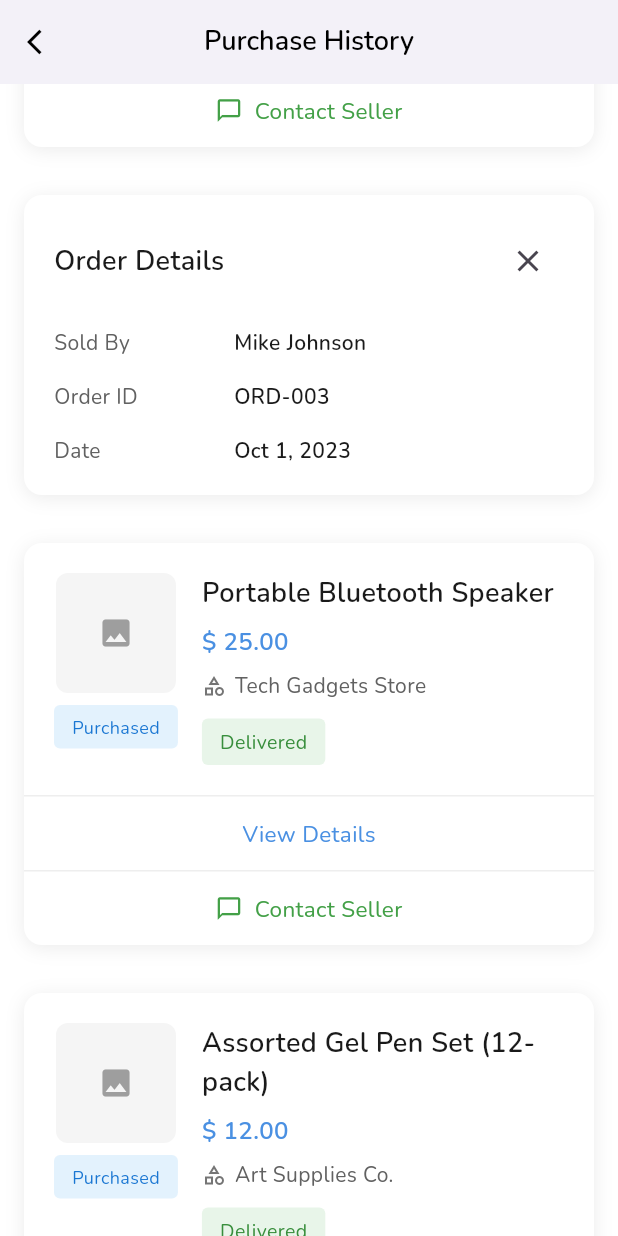
After one commit to Sahil-Bishnoi107/CampusExchange, a Flutter app: the TranscationHistoryPage screen opened directly, scrolled down 576 dp, after a tap on "View Details", on a phone screen of 412 x 824 dp. The commit adds this screen. Run offline on Flutter 3.47's test engine with Material 3 defaults, Android fonts, the phone set to English and light mode, and no system bars; our stand-ins replace cached_network_image, flutter_svg, hive, hive_flutter, icons_plus, image_picker and 1 more; missing offline and left inert: cloudinary_public, razorpay_flutter; accounts and stored records are empty; network calls fail.

Commit message:
transaction ui added

```diff
--- a/lib/Models/ProductModel.dart
+++ b/lib/Models/ProductModel.dart
@@ -13,6 +13,7 @@ class ProductItem {
   final condition;
   final double rating;
   bool paid;
+  final date;
 
   ProductItem({
     required this.userId,
@@ -28,7 +29,8 @@ class ProductItem {
     required this.userImageUrl,
     required this.userName,
     required this.rating,
-    required this.paid
+    required this.paid,
+    required this.date
   });
   factory ProductItem.fromJson(Map<String,dynamic> mp){
 
@@ -40,13 +42,14 @@ class ProductItem {
     String category = mp['category'] ?? "None";
     final userid = mp['userid'] ?? "userid";
     final itemid = mp['itemid'] ?? "itemid";
-    final posteddate = "5 September 2025";
+    final posteddate = mp['created_at'] ?? DateTime.now();
     final username = "Sahil Bishnoi";
     final userimageurl = 'https://images.unsplash.com/photo-1507003211169-0a1dd7228f2d?w=150&h=150&fit=crop&crop=face';
     final codition = "new";
-    final paid = false;
+    final paid = mp['paid'];
+    final date = mp['purchased_at'] ?? DateTime.now();
 
     final double rating = mp['total_stars'] == null ? 1 : mp['stars_given']/(mp['total_stars']/5) ;
-    return ProductItem(imageUrl: imageurl, title: title, price: price,description: description,address: address,category: category,userId: userid,itemid: itemid,postedDate: posteddate,condition: codition,userImageUrl: userimageurl,userName: username,rating: rating,paid: paid);
+    return ProductItem(imageUrl: imageurl, title: title, price: price,description: description,address: address,category: category,userId: userid,itemid: itemid,postedDate: posteddate,condition: codition,userImageUrl: userimageurl,userName: username,rating: rating,paid: paid,date: date);
   }
 }
--- a/lib/providers/MyItemsProvider.dart
+++ b/lib/providers/MyItemsProvider.dart
@@ -12,6 +12,8 @@ class Myitemsprovider extends ChangeNotifier {
    List<ProductItem> searcheditems = [];
    List<ProductItem> soldItems = [];
    List<ProductItem> purchasedItems = [];
+   List<ProductItem> mypurchaseditems = [];
+   List<ProductItem> mysolditems = [];
 
    //GET LIST OF ITEMS
    void getlistofmyitems() async {
@@ -145,4 +147,64 @@ Future<void> vectorSearch(String text) async{
   }
 }
 
+// GET LIST OF ITEMS PURCHASED BY ME
+void getpurchaseditemsbyme() async {
+  final supabase = Supabase.instance.client;
+  final user = supabase.auth.currentUser;
+  final id = user?.id ?? "noi";
+
+  final url = Uri.parse("$baseurl/api/item/purchased/$id");
+
+  try {
+    final response = await http.get(url);
+    if(response.statusCode == 200){
+      final responebody = jsonDecode(response.body);
+      List<ProductItem> templist = [];
+      for(var v in responebody){
+        final tempitem = ProductItem.fromJson(v);
+        templist.add(tempitem);
+      }
+      mypurchaseditems = templist;
+      notifyListeners();
+
+    }
+    else{
+      print("ERROR: HTTP ${response.statusCode} - ${response.body}");
+    }
+  }
+  catch(e){
+    print("EXCEPTION: Failed to fetch purchased items with exception $e");
+  }
 }
+
+// GET LIST OF ITEMS SOLD BY ME
+void getsolditemsbyme() async {
+  final supabase = Supabase.instance.client;
+  final user = supabase.auth.currentUser;
+  final id = user?.id ?? "noi";
+
+  final url = Uri.parse("$baseurl/api/item/sold/$id");
+
+  try {
+    final response = await http.get(url);
+    if(response.statusCode == 200){
+      final responebody = jsonDecode(response.body);
+      List<ProductItem> templist = [];
+      for(var v in responebody){
+        final tempitem = ProductItem.fromJson(v);
+        templist.add(tempitem);
+      }
+      mysolditems = templist;
+      notifyListeners();
+
+    }
+    else{
+      print("ERROR: HTTP ${response.statusCode} - ${response.body}");
+    }
+  }
+  catch(e){
+    print("EXCEPTION: Failed to fetch sold items with exception $e");
+  }
+}
+
+}
--- /dev/null
+++ b/lib/screens/TranscationHistoryScreen.dart
@@ -0,0 +1,137 @@
+import 'package:ecommerceapp/Models/ProductModel.dart';
+import 'package:ecommerceapp/widgets/transactionWidget.dart';
+import 'package:flutter/material.dart';
+class TranscationHistoryPage extends StatelessWidget {
+  const TranscationHistoryPage({Key? key}) : super(key: key);
+
+  List<ProductItem> _getSampleProducts() {
+    return [
+      ProductItem(
+        userId: 'user1',
+        imageUrl: 'https://images.unsplash.com/photo-1544947950-fa07a98d237f',
+        title: 'Organic Chemistry Textbook',
+        price: 45,
+        description: 'Chemistry textbook',
+        address: 'Campus',
+        category: 'Chemistry Department',
+        itemid: 'ORD-001',
+        postedDate: 'Nov 15, 2023',
+        condition: 'Good',
+        userImageUrl: 'https://images.unsplash.com/photo-1507003211169-0a1dd7228f2d',
+        userName: 'John Doe',
+        rating: 4.5,
+        paid: true,
+        date: DateTime(2023, 11, 15),
+
+      ),
+      ProductItem(
+        userId: 'user2',
+        imageUrl: 'https://images.unsplash.com/photo-1587825140708-dfaf72ae4b04',
+        title: 'TI-84 Plus CE Graphing Calculator',
+        price: 90,
+        description: 'Graphing calculator',
+        address: 'Campus',
+        category: 'Campus Electronics',
+        itemid: 'ORD-002',
+        postedDate: 'Oct 28, 2023',
+        condition: 'Excellent',
+        userImageUrl: 'https://images.unsplash.com/photo-1507003211169-0a1dd7228f2d',
+        userName: 'Jane Smith',
+        rating: 4.8,
+        paid: true,
+        date: DateTime(2023, 10, 28),
+
+      ),
+      ProductItem(
+        userId: 'user3',
+        imageUrl: 'https://images.unsplash.com/photo-1556821840-3a63f95609a7',
+        title: 'University Branded Hoodie',
+        price: 30,
+        description: 'University hoodie',
+        address: 'Campus',
+        category: 'Campus Apparel',
+        itemid: 'ORD-003',
+        postedDate: 'Oct 1, 2023',
+        condition: 'New',
+        userImageUrl: 'https://images.unsplash.com/photo-1507003211169-0a1dd7228f2d',
+        userName: 'Mike Johnson',
+        rating: 4.9,
+        paid: true,
+        date: DateTime(2023, 10, 1),
+
+      ),
+      ProductItem(
+        userId: 'user4',
+        imageUrl: 'https://images.unsplash.com/photo-1608043152269-423dbba4e7e1',
+        title: 'Portable Bluetooth Speaker',
+        price: 25,
+        description: 'Bluetooth speaker',
+        address: 'Campus',
+        category: 'Tech Gadgets Store',
+        itemid: 'ORD-004',
+        postedDate: 'Sep 10, 2023',
+        condition: 'Good',
+        userImageUrl: 'https://images.unsplash.com/photo-1507003211169-0a1dd7228f2d',
+        userName: 'Sarah Wilson',
+        rating: 4.2,
+        paid: true,
+        date: DateTime(2023, 9, 10),
+
+      ),
+      ProductItem(
+        userId: 'user5',
+        imageUrl: 'https://images.unsplash.com/photo-1586281380349-632531db7ed4',
+        title: 'Assorted Gel Pen Set (12-pack)',
+        price: 12,
+        description: 'Gel pens set',
+        address: 'Campus',
+        category: 'Art Supplies Co.',
+        itemid: 'ORD-005',
+        postedDate: 'Aug 22, 2023',
+        condition: 'New',
+        userImageUrl: 'https://images.unsplash.com/photo-1507003211169-0a1dd7228f2d',
+        userName: 'David Brown',
+        rating: 4.7,
+        paid: false,
+        date: DateTime(2023, 8, 22),
+
+      ),
+    ];
+  }
+
+  @override
+  Widget build(BuildContext context) {
+    final products = _getSampleProducts();
+
+    return Scaffold(
+      backgroundColor: Colors.white,
+      appBar: AppBar(
+        backgroundColor: Colors.white,
+        elevation: 0,
+        leading: IconButton(
+          icon: const Icon(Icons.arrow_back_ios, color: Colors.black, size: 20),
+          onPressed: () => Navigator.pop(context),
+        ),
+        title: const Text(
+          'Purchase History',
+          style: TextStyle(
+            color: Colors.black,
+            fontSize: 18,
+            fontWeight: FontWeight.w600,
+          ),
+        ),
+        centerTitle: true,
+      ),
+      body: ListView.builder(
+        padding: const EdgeInsets.symmetric(vertical: 8),
+        itemCount: products.length,
+        itemBuilder: (context, index) {
+          return OrderCard(
+            product: products[index],
+            isPurchased: true,
+          );
+        },
+      ),
+    );
+  }
+}
--- a/lib/screens/mainscreen.dart
+++ b/lib/screens/mainscreen.dart
@@ -1,6 +1,7 @@
 import 'package:ecommerceapp/screens/HomePage.dart';
 import 'package:ecommerceapp/screens/Profilepage.dart';
 import 'package:ecommerceapp/screens/SearchPage.dart';
+import 'package:ecommerceapp/screens/TranscationHistoryScreen.dart';
 import 'package:ecommerceapp/screens/myitemsscreen.dart';
 import 'package:ecommerceapp/widgets/bottomnavbar.dart';
 import 'package:flutter/material.dart';
@@ -18,7 +19,7 @@ class _MainscreenState extends State<Mainscreen> {
     Homepage(),
     SearchPage(),
     MyItemsScreen(),
-    const Center(child: Text('History Page', style: TextStyle(fontSize: 24))),
+    TranscationHistoryPage(),
     ProfilePage(),
   ];
   @override
--- a/lib/services/ItemServices.dart
+++ b/lib/services/ItemServices.dart
@@ -9,7 +9,7 @@ import 'package:supabase_flutter/supabase_flutter.dart';
 import 'dart:convert';
 
 
-String baseurl = "https://cd99fb2328e6.ngrok-free.app";
+String baseurl = "https://6b3d9451f3cb.ngrok-free.app";
 Future<void> postItem(String title,String des,int price,String category,String address,BuildContext context,String labels) async{
   final supabase = Supabase.instance.client;
   final user = supabase.auth.currentUser;
--- /dev/null
+++ b/lib/widgets/transactionWidget.dart
@@ -0,0 +1,311 @@
+import 'package:ecommerceapp/Models/ProductModel.dart';
+import 'package:flutter/material.dart';
+
+class OrderCard extends StatefulWidget {
+  final ProductItem product;
+  final bool isPurchased; // true for purchased, false for sold
+
+  const OrderCard({
+    Key? key,
+    required this.product,
+    required this.isPurchased,
+  }) : super(key: key);
+
+  @override
+  State<OrderCard> createState() => _OrderCardState();
+}
+
+class _OrderCardState extends State<OrderCard> {
+  bool _showDetails = false;
+
+  String _formatDate(dynamic date) {
+    if (date is DateTime) {
+      final months = ['Jan', 'Feb', 'Mar', 'Apr', 'May', 'Jun',
+                     'Jul', 'Aug', 'Sep', 'Oct', 'Nov', 'Dec'];
+      return '${months[date.month - 1]} ${date.day}, ${date.year}';
+    }
+    return date.toString();
+  }
+
+  @override
+  Widget build(BuildContext context) {
+    return Container(
+      margin: const EdgeInsets.all(16),
+      decoration: BoxDecoration(
+        color: Colors.white,
+        borderRadius: BorderRadius.circular(12),
+        boxShadow: [
+          BoxShadow(
+            color: Colors.black.withOpacity(0.08),
+            blurRadius: 10,
+            offset: const Offset(0, 2),
+          ),
+        ],
+      ),
+      child: Column(
+        crossAxisAlignment: CrossAxisAlignment.start,
+        children: [
+          if (!_showDetails) ...[
+            Padding(
+              padding: const EdgeInsets.all(20),
+              child: Row(
+                crossAxisAlignment: CrossAxisAlignment.start,
+                children: [
+                  // Product Image with Status Badge
+                  Column(
+                    children: [
+                      Container(
+                        width: 80,
+                        height: 80,
+                        decoration: BoxDecoration(
+                          color: Colors.grey[100],
+                          borderRadius: BorderRadius.circular(8),
+                        ),
+                        child: ClipRRect(
+                          borderRadius: BorderRadius.circular(8),
+                          child: Image.network(
+                            widget.product.imageUrl,
+                            fit: BoxFit.cover,
+                            errorBuilder: (context, error, stackTrace) {
+                              return const Center(
+                                child: Icon(Icons.image, color: Colors.grey),
+                              );
+                            },
+                          ),
+                        ),
+                      ),
+                      const SizedBox(height: 8),
+                      Container(
+                        padding: const EdgeInsets.symmetric(
+                          horizontal: 12,
+                          vertical: 6,
+                        ),
+                        decoration: BoxDecoration(
+                          color: widget.isPurchased
+                              ? Colors.blue[50]
+                              : Colors.green[50],
+                          borderRadius: BorderRadius.circular(4),
+                        ),
+                        child: Text(
+                          widget.isPurchased ? 'Purchased' : 'Sold',
+                          style: TextStyle(
+                            fontSize: 12,
+                            fontWeight: FontWeight.w500,
+                            color: widget.isPurchased
+                                ? Colors.blue[700]
+                                : Colors.green[700],
+                          ),
+                        ),
+                      ),
+                    ],
+                  ),
+                  const SizedBox(width: 16),
+                  // Product Details
+                  Expanded(
+                    child: Column(
+                      crossAxisAlignment: CrossAxisAlignment.start,
+                      children: [
+                        Text(
+                          widget.product.title,
+                          style: const TextStyle(
+                            fontSize: 18,
+                            fontWeight: FontWeight.w600,
+                            color: Color(0xFF1a1a1a),
+                          ),
+                        ),
+                        const SizedBox(height: 8),
+                        Text(
+                          '\$ ${widget.product.price.toStringAsFixed(2)}',
+                          style: const TextStyle(
+                            fontSize: 16,
+                            fontWeight: FontWeight.w600,
+                            color: Color(0xFF4A90E2),
+                          ),
+                        ),
+                        const SizedBox(height: 8),
+                        Row(
+                          children: [
+                            Icon(
+                              Icons.category_outlined,
+                              size: 16,
+                              color: Colors.grey[600],
+                            ),
+                            const SizedBox(width: 6),
+                            Expanded(
+                              child: Text(
+                                widget.product.category,
+                                style: TextStyle(
+                                  fontSize: 14,
+                                  color: Colors.grey[700],
+                                ),
+                              ),
+                            ),
+                          ],
+                        ),
+                        const SizedBox(height: 12),
+                        Container(
+                          padding: const EdgeInsets.symmetric(
+                            horizontal: 12,
+                            vertical: 6,
+                          ),
+                          decoration: BoxDecoration(
+                            color: Colors.green[50],
+                            borderRadius: BorderRadius.circular(4),
+                          ),
+                          child: Text(
+                            'Delivered',
+                            style: TextStyle(
+                              fontSize: 13,
+                              fontWeight: FontWeight.w500,
+                              color: Colors.green[700],
+                            ),
+                          ),
+                        ),
+                      ],
+                    ),
+                  ),
+                ],
+              ),
+            ),
+            // View Details Button
+            Container(
+              width: double.infinity,
+              height: 1,
+              color: Colors.grey[200],
+            ),
+            InkWell(
+              onTap: () {
+                setState(() {
+                  _showDetails = true;
+                });
+              },
+              child: Container(
+                padding: const EdgeInsets.symmetric(vertical: 14),
+                child: const Center(
+                  child: Text(
+                    'View Details',
+                    style: TextStyle(
+                      fontSize: 15,
+                      fontWeight: FontWeight.w500,
+                      color: Color(0xFF4A90E2),
+                    ),
+                  ),
+                ),
+              ),
+            ),
+            Container(
+              width: double.infinity,
+              height: 1,
+              color: Colors.grey[200],
+            ),
+            // Contact Seller
+            InkWell(
+              onTap: () {
+                // Handle contact seller action
+              },
+              child: Container(
+                padding: const EdgeInsets.symmetric(vertical: 14),
+                child: Row(
+                  mainAxisAlignment: MainAxisAlignment.center,
+                  children: [
+                    Icon(
+                      Icons.chat_bubble_outline,
+                      size: 18,
+                      color: Colors.green[600],
+                    ),
+                    const SizedBox(width: 8),
+                    Text(
+                      widget.isPurchased ? 'Contact Seller' : 'Contact Buyer',
+                      style: TextStyle(
+                        fontSize: 15,
+                        fontWeight: FontWeight.w500,
+                        color: Colors.green[600],
+                      ),
+                    ),
+                  ],
+                ),
+              ),
+            ),
+          ] else ...[
+            // Detailed View
+            Padding(
+              padding: const EdgeInsets.all(20),
+              child: Column(
+                crossAxisAlignment: CrossAxisAlignment.start,
+                children: [
+                  Row(
+                    mainAxisAlignment: MainAxisAlignment.spaceBetween,
+                    children: [
+                      const Text(
+                        'Order Details',
+                        style: TextStyle(
+                          fontSize: 18,
+                          fontWeight: FontWeight.w600,
+                          color: Color(0xFF1a1a1a),
+                        ),
+                      ),
+                      IconButton(
+                        icon: const Icon(Icons.close),
+                        onPressed: () {
+                          setState(() {
+                            _showDetails = false;
+                          });
+                        },
+                        padding: EdgeInsets.zero,
+                        constraints: const BoxConstraints(),
+                      ),
+                    ],
+                  ),
+                  const SizedBox(height: 20),
+                  _buildDetailRow(
+                    widget.isPurchased ? 'Sold By' : 'Purchased By',
+                    widget.product.userName,
+                  ),
+                  const SizedBox(height: 16),
+                  _buildDetailRow(
+                    'Order ID',
+                    widget.product.itemid.toString(),
+                  ),
+                  const SizedBox(height: 16),
+                  _buildDetailRow(
+                    'Date',
+                    _formatDate(widget.product.date),
+                  ),
+                ],
+              ),
+            ),
+          ],
+        ],
+      ),
+    );
+  }
+
+  Widget _buildDetailRow(String label, String value) {
+    return Row(
+      crossAxisAlignment: CrossAxisAlignment.start,
+      children: [
+        SizedBox(
+          width: 120,
+          child: Text(
+            label,
+            style: TextStyle(
+              fontSize: 14,
+              fontWeight: FontWeight.w500,
+              color: Colors.grey[700],
+            ),
+          ),
+        ),
+        Expanded(
+          child: Text(
+            value,
+            style: const TextStyle(
+              fontSize: 14,
+              fontWeight: FontWeight.w600,
+              color: Color(0xFF1a1a1a),
+            ),
+          ),
+        ),
+      ],
+    );
+  }
+}
```
